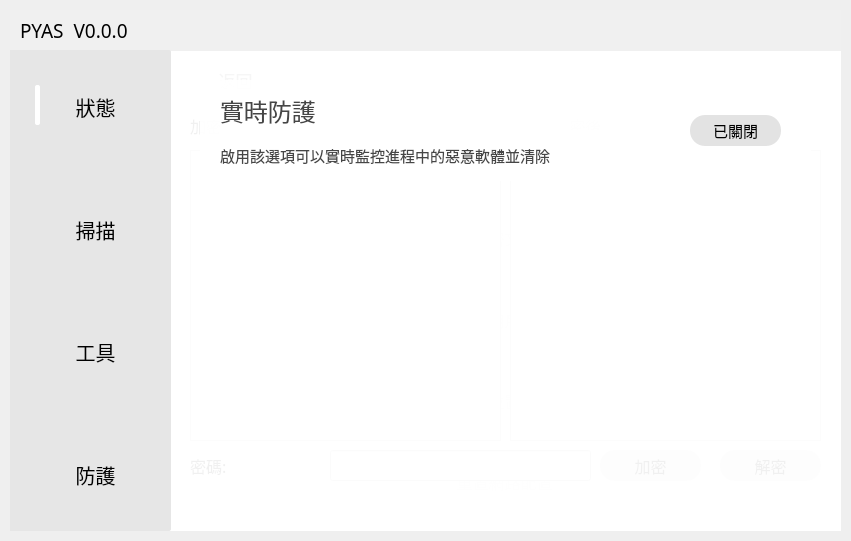
87owo/PYAS, file MainUI.ui: the form before one commit.
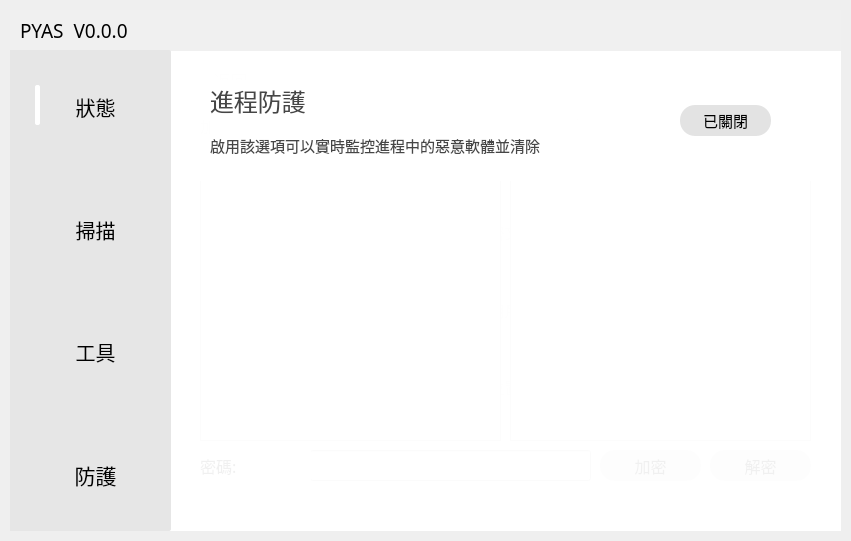
The form after the commit. Icons and pictures are not drawn.

The edit to the form file:
```diff
--- a/MainUI.ui
+++ b/MainUI.ui
@@ -154,7 +154,7 @@
       <widget class="QPushButton" name="Show_Virus_Scan_Progress_Bar_switch_Button">
        <property name="geometry">
         <rect>
-         <x>680</x>
+         <x>660</x>
          <y>30</y>
          <width>91</width>
          <height>31</height>
@@ -349,7 +349,7 @@
          <rect>
           <x>0</x>
           <y>10</y>
-          <width>421</width>
+          <width>431</width>
           <height>81</height>
          </rect>
         </property>
@@ -489,7 +489,7 @@
         <rect>
          <x>390</x>
          <y>0</y>
-         <width>391</width>
+         <width>401</width>
          <height>101</height>
         </rect>
        </property>
@@ -503,7 +503,7 @@
          <rect>
           <x>0</x>
           <y>10</y>
-          <width>381</width>
+          <width>391</width>
           <height>80</height>
          </rect>
         </property>
@@ -620,7 +620,7 @@
        <rect>
         <x>10</x>
         <y>10</y>
-        <width>111</width>
+        <width>101</width>
         <height>41</height>
        </rect>
       </property>
@@ -676,7 +676,7 @@
         <x>19</x>
         <y>59</y>
         <width>631</width>
-        <height>421</height>
+        <height>401</height>
        </rect>
       </property>
       <layout class="QVBoxLayout" name="More_Tools_verticalLayout">
@@ -962,7 +962,7 @@
        <rect>
         <x>10</x>
         <y>10</y>
-        <width>111</width>
+        <width>101</width>
         <height>41</height>
        </rect>
       </property>
@@ -1069,9 +1069,9 @@
      <widget class="QTextEdit" name="Encryption_Text_input">
       <property name="geometry">
        <rect>
-        <x>20</x>
+        <x>30</x>
         <y>100</y>
-        <width>311</width>
+        <width>301</width>
         <height>291</height>
        </rect>
       </property>
@@ -1088,7 +1088,7 @@
        <rect>
         <x>340</x>
         <y>100</y>
-        <width>311</width>
+        <width>301</width>
         <height>291</height>
        </rect>
       </property>
@@ -1103,9 +1103,9 @@
      <widget class="QLineEdit" name="Encryption_Text_Password_input">
       <property name="geometry">
        <rect>
-        <x>160</x>
+        <x>140</x>
         <y>400</y>
-        <width>261</width>
+        <width>281</width>
         <height>31</height>
        </rect>
       </property>
@@ -1122,7 +1122,7 @@
        <rect>
         <x>340</x>
         <y>60</y>
-        <width>311</width>
+        <width>301</width>
         <height>31</height>
        </rect>
       </property>
@@ -1147,9 +1147,9 @@
      <widget class="QLabel" name="Encryption_Text_Password_title">
       <property name="geometry">
        <rect>
-        <x>20</x>
+        <x>30</x>
         <y>400</y>
-        <width>131</width>
+        <width>111</width>
         <height>31</height>
        </rect>
       </property>
@@ -1174,9 +1174,9 @@
      <widget class="QLabel" name="Encryption_Text_title">
       <property name="geometry">
        <rect>
-        <x>20</x>
+        <x>30</x>
         <y>60</y>
-        <width>271</width>
+        <width>301</width>
         <height>31</height>
        </rect>
       </property>
@@ -1201,7 +1201,7 @@
      <widget class="QPushButton" name="Decrypt_Text_Run_Button">
       <property name="geometry">
        <rect>
-        <x>550</x>
+        <x>540</x>
         <y>400</y>
         <width>101</width>
         <height>31</height>
@@ -1275,10 +1275,10 @@
      <widget class="QWidget" name="Real_time_Protection_widget" native="true">
       <property name="geometry">
        <rect>
-        <x>30</x>
-        <y>30</y>
-        <width>611</width>
-        <height>101</height>
+        <x>20</x>
+        <y>20</y>
+        <width>631</width>
+        <height>111</height>
        </rect>
       </property>
       <property name="acceptDrops">
@@ -1310,7 +1310,7 @@
         <string notr="true">color: rgb(70,70,70);</string>
        </property>
        <property name="text">
-        <string>實時防護</string>
+        <string>進程防護</string>
        </property>
        <property name="alignment">
         <set>Qt::AlignLeading|Qt::AlignLeft|Qt::AlignVCenter</set>
@@ -1621,7 +1621,7 @@
          <property name="font">
           <font>
            <family>Microsoft YaHei</family>
-           <pointsize>15</pointsize>
+           <pointsize>16</pointsize>
            <stylestrategy>PreferAntialias</stylestrategy>
           </font>
          </property>
@@ -1757,7 +1757,7 @@
         <x>45</x>
         <y>90</y>
         <width>581</width>
-        <height>71</height>
+        <height>61</height>
        </rect>
       </property>
       <property name="font">
@@ -1867,7 +1867,7 @@
       <property name="geometry">
        <rect>
         <x>45</x>
-        <y>170</y>
+        <y>160</y>
         <width>581</width>
         <height>291</height>
        </rect>
@@ -2090,9 +2090,9 @@
      <widget class="QPushButton" name="Virus_Scan_Solve_Button">
       <property name="geometry">
        <rect>
-        <x>330</x>
+        <x>320</x>
         <y>45</y>
-        <width>141</width>
+        <width>151</width>
         <height>31</height>
        </rect>
       </property>
@@ -2245,9 +2245,9 @@
       <property name="geometry">
        <rect>
         <x>45</x>
-        <y>157</y>
-        <width>581</width>
-        <height>12</height>
+        <y>158</y>
+        <width>591</width>
+        <height>20</height>
        </rect>
       </property>
       <property name="value">
@@ -2280,10 +2280,10 @@
      <widget class="QLabel" name="State_title">
       <property name="geometry">
        <rect>
-        <x>104</x>
-        <y>240</y>
-        <width>461</width>
-        <height>51</height>
+        <x>34</x>
+        <y>230</y>
+        <width>601</width>
+        <height>41</height>
        </rect>
       </property>
       <property name="font">
@@ -2308,10 +2308,10 @@
      <widget class="QLabel" name="State_icon">
       <property name="geometry">
        <rect>
-        <x>265</x>
-        <y>90</y>
-        <width>141</width>
-        <height>131</height>
+        <x>255</x>
+        <y>70</y>
+        <width>161</width>
+        <height>151</height>
        </rect>
       </property>
       <property name="font">
@@ -2334,10 +2334,10 @@
      <widget class="QTextEdit" name="State_output">
       <property name="geometry">
        <rect>
-        <x>105</x>
+        <x>95</x>
         <y>320</y>
-        <width>461</width>
-        <height>121</height>
+        <width>481</width>
+        <height>131</height>
        </rect>
       </property>
       <property name="font">
@@ -2363,9 +2363,9 @@
       <property name="geometry">
        <rect>
         <x>95</x>
-        <y>290</y>
-        <width>61</width>
-        <height>21</height>
+        <y>280</y>
+        <width>481</width>
+        <height>41</height>
        </rect>
       </property>
       <property name="font">
@@ -2384,7 +2384,7 @@
        <string>日誌:</string>
       </property>
       <property name="alignment">
-       <set>Qt::AlignCenter</set>
+       <set>Qt::AlignLeading|Qt::AlignLeft|Qt::AlignVCenter</set>
       </property>
      </widget>
     </widget>
@@ -2412,7 +2412,7 @@
        <rect>
         <x>10</x>
         <y>10</y>
-        <width>111</width>
+        <width>101</width>
         <height>41</height>
        </rect>
       </property>
@@ -2467,7 +2467,7 @@
        <rect>
         <x>30</x>
         <y>200</y>
-        <width>471</width>
+        <width>481</width>
         <height>31</height>
        </rect>
       </property>
@@ -2537,7 +2537,7 @@
        <rect>
         <x>30</x>
         <y>120</y>
-        <width>471</width>
+        <width>481</width>
         <height>31</height>
        </rect>
       </property>
@@ -2551,9 +2551,9 @@
      <widget class="QPushButton" name="Change_Users_Password_Run_Button">
       <property name="geometry">
        <rect>
-        <x>520</x>
-        <y>140</y>
-        <width>91</width>
+        <x>530</x>
+        <y>160</y>
+        <width>101</width>
         <height>31</height>
        </rect>
       </property>
@@ -2627,7 +2627,7 @@
        <rect>
         <x>10</x>
         <y>10</y>
-        <width>111</width>
+        <width>101</width>
         <height>41</height>
        </rect>
       </property>
@@ -2680,10 +2680,10 @@
      <widget class="QTextEdit" name="System_Info_View">
       <property name="geometry">
        <rect>
-        <x>20</x>
+        <x>30</x>
         <y>60</y>
-        <width>631</width>
-        <height>411</height>
+        <width>611</width>
+        <height>391</height>
        </rect>
       </property>
       <property name="font">
@@ -2722,7 +2722,7 @@
        <rect>
         <x>10</x>
         <y>10</y>
-        <width>111</width>
+        <width>101</width>
         <height>41</height>
        </rect>
       </property>
@@ -2778,7 +2778,7 @@
         <x>20</x>
         <y>60</y>
         <width>631</width>
-        <height>421</height>
+        <height>401</height>
        </rect>
       </property>
       <layout class="QVBoxLayout" name="Develop_verticalLayout">
@@ -3064,7 +3064,7 @@
        <rect>
         <x>10</x>
         <y>10</y>
-        <width>111</width>
+        <width>101</width>
         <height>41</height>
        </rect>
       </property>
@@ -3117,7 +3117,7 @@
      <widget class="QPushButton" name="Look_for_File_Run_Button">
       <property name="geometry">
        <rect>
-        <x>550</x>
+        <x>540</x>
         <y>70</y>
         <width>101</width>
         <height>31</height>
@@ -3171,9 +3171,9 @@
      <widget class="QLineEdit" name="Look_for_File_input">
       <property name="geometry">
        <rect>
-        <x>20</x>
+        <x>30</x>
         <y>70</y>
-        <width>521</width>
+        <width>501</width>
         <height>31</height>
        </rect>
       </property>
@@ -3181,10 +3181,10 @@
      <widget class="QTextEdit" name="Look_for_File_output">
       <property name="geometry">
        <rect>
-        <x>20</x>
+        <x>30</x>
         <y>120</y>
-        <width>631</width>
-        <height>351</height>
+        <width>611</width>
+        <height>331</height>
        </rect>
       </property>
      </widget>
@@ -3213,7 +3213,7 @@
        <rect>
         <x>10</x>
         <y>10</y>
-        <width>111</width>
+        <width>101</width>
         <height>41</height>
        </rect>
       </property>
@@ -3269,7 +3269,7 @@
         <x>20</x>
         <y>60</y>
         <width>631</width>
-        <height>81</height>
+        <height>91</height>
        </rect>
       </property>
       <layout class="QVBoxLayout" name="Private_verticalLayout">
@@ -3363,7 +3363,7 @@
        <rect>
         <x>10</x>
         <y>10</y>
-        <width>91</width>
+        <width>101</width>
         <height>41</height>
        </rect>
       </property>
@@ -3416,8 +3416,8 @@
      <widget class="QLabel" name="PYAS_Version">
       <property name="geometry">
        <rect>
-        <x>20</x>
-        <y>60</y>
+        <x>30</x>
+        <y>50</y>
         <width>131</width>
         <height>41</height>
        </rect>
@@ -3444,8 +3444,8 @@
      <widget class="QLabel" name="GUI_Made_title">
       <property name="geometry">
        <rect>
-        <x>20</x>
-        <y>110</y>
+        <x>30</x>
+        <y>100</y>
         <width>131</width>
         <height>41</height>
        </rect>
@@ -3471,9 +3471,9 @@
      <widget class="QLabel" name="GUI_Made_Name">
       <property name="geometry">
        <rect>
-        <x>160</x>
-        <y>110</y>
-        <width>461</width>
+        <x>190</x>
+        <y>100</y>
+        <width>451</width>
         <height>41</height>
        </rect>
       </property>
@@ -3498,8 +3498,8 @@
      <widget class="QLabel" name="Core_Made_title">
       <property name="geometry">
        <rect>
-        <x>20</x>
-        <y>160</y>
+        <x>30</x>
+        <y>140</y>
         <width>131</width>
         <height>41</height>
        </rect>
@@ -3525,9 +3525,9 @@
      <widget class="QLabel" name="Core_Made_Name">
       <property name="geometry">
        <rect>
-        <x>160</x>
-        <y>160</y>
-        <width>461</width>
+        <x>190</x>
+        <y>140</y>
+        <width>451</width>
         <height>41</height>
        </rect>
       </property>
@@ -3552,8 +3552,8 @@
      <widget class="QLabel" name="Testers_title">
       <property name="geometry">
        <rect>
-        <x>20</x>
-        <y>210</y>
+        <x>30</x>
+        <y>180</y>
         <width>131</width>
         <height>41</height>
        </rect>
@@ -3579,9 +3579,9 @@
      <widget class="QLabel" name="Testers_Name">
       <property name="geometry">
        <rect>
-        <x>160</x>
-        <y>210</y>
-        <width>461</width>
+        <x>190</x>
+        <y>180</y>
+        <width>451</width>
         <height>41</height>
        </rect>
       </property>
@@ -3606,9 +3606,9 @@
      <widget class="QLabel" name="PYAS_URL_title">
       <property name="geometry">
        <rect>
-        <x>20</x>
-        <y>260</y>
-        <width>181</width>
+        <x>30</x>
+        <y>220</y>
+        <width>131</width>
         <height>41</height>
        </rect>
       </property>
@@ -3633,9 +3633,9 @@
      <widget class="QLabel" name="PYAS_URL">
       <property name="geometry">
        <rect>
-        <x>160</x>
-        <y>260</y>
-        <width>461</width>
+        <x>190</x>
+        <y>220</y>
+        <width>451</width>
         <height>41</height>
        </rect>
       </property>
@@ -3663,9 +3663,9 @@
      <widget class="QLabel" name="PYAS_CopyRight">
       <property name="geometry">
        <rect>
-        <x>20</x>
-        <y>440</y>
-        <width>621</width>
+        <x>30</x>
+        <y>430</y>
+        <width>611</width>
         <height>41</height>
        </rect>
       </property>
@@ -3690,9 +3690,9 @@
      <widget class="QLabel" name="PYAE_Version">
       <property name="geometry">
        <rect>
-        <x>160</x>
-        <y>60</y>
-        <width>461</width>
+        <x>190</x>
+        <y>50</y>
+        <width>451</width>
         <height>41</height>
        </rect>
       </property>
@@ -3718,10 +3718,10 @@
      <widget class="QTextEdit" name="License_terms">
       <property name="geometry">
        <rect>
-        <x>20</x>
-        <y>350</y>
-        <width>621</width>
-        <height>91</height>
+        <x>30</x>
+        <y>300</y>
+        <width>611</width>
+        <height>131</height>
        </rect>
       </property>
       <property name="styleSheet">
@@ -3734,10 +3734,10 @@
      <widget class="QLabel" name="License_terms_title">
       <property name="geometry">
        <rect>
-        <x>20</x>
-        <y>310</y>
-        <width>211</width>
-        <height>31</height>
+        <x>30</x>
+        <y>260</y>
+        <width>611</width>
+        <height>41</height>
        </rect>
       </property>
       <property name="font">
@@ -3783,7 +3783,7 @@
        <rect>
         <x>10</x>
         <y>10</y>
-        <width>111</width>
+        <width>101</width>
         <height>41</height>
        </rect>
       </property>
@@ -3944,9 +3944,9 @@
      <widget class="QLineEdit" name="Value_Path_input">
       <property name="geometry">
        <rect>
-        <x>210</x>
+        <x>190</x>
         <y>80</y>
-        <width>431</width>
+        <width>441</width>
         <height>31</height>
        </rect>
       </property>
@@ -3961,9 +3961,9 @@
      <widget class="QLineEdit" name="Value_Type_input">
       <property name="geometry">
        <rect>
-        <x>210</x>
+        <x>190</x>
         <y>160</y>
-        <width>431</width>
+        <width>441</width>
         <height>31</height>
        </rect>
       </property>
@@ -3978,9 +3978,9 @@
      <widget class="QLineEdit" name="Value_Name_input">
       <property name="geometry">
        <rect>
-        <x>210</x>
+        <x>190</x>
         <y>120</y>
-        <width>431</width>
+        <width>441</width>
         <height>31</height>
        </rect>
       </property>
@@ -3995,9 +3995,9 @@
      <widget class="QLineEdit" name="Value_Data_input">
       <property name="geometry">
        <rect>
-        <x>210</x>
+        <x>190</x>
         <y>200</y>
-        <width>431</width>
+        <width>441</width>
         <height>31</height>
        </rect>
       </property>
@@ -4093,9 +4093,9 @@
      <widget class="QLineEdit" name="Value_HEKY_input">
       <property name="geometry">
        <rect>
-        <x>210</x>
+        <x>190</x>
         <y>240</y>
-        <width>431</width>
+        <width>441</width>
         <height>31</height>
        </rect>
       </property>
@@ -4359,7 +4359,7 @@
        <rect>
         <x>10</x>
         <y>10</y>
-        <width>111</width>
+        <width>101</width>
         <height>41</height>
        </rect>
       </property>
@@ -4412,10 +4412,10 @@
      <widget class="QListView" name="Process_list">
       <property name="geometry">
        <rect>
-        <x>20</x>
+        <x>30</x>
         <y>60</y>
-        <width>631</width>
-        <height>371</height>
+        <width>611</width>
+        <height>361</height>
        </rect>
       </property>
       <property name="font">
@@ -4481,8 +4481,8 @@
      <widget class="QLabel" name="Process_Total_title">
       <property name="geometry">
        <rect>
-        <x>20</x>
-        <y>435</y>
+        <x>30</x>
+        <y>425</y>
         <width>141</width>
         <height>41</height>
        </rect>
@@ -4508,9 +4508,9 @@
      <widget class="QLineEdit" name="Process_Total_View">
       <property name="geometry">
        <rect>
-        <x>170</x>
-        <y>440</y>
-        <width>481</width>
+        <x>180</x>
+        <y>430</y>
+        <width>461</width>
         <height>31</height>
        </rect>
       </property>
@@ -4551,7 +4551,7 @@
         <x>20</x>
         <y>60</y>
         <width>631</width>
-        <height>421</height>
+        <height>401</height>
        </rect>
       </property>
       <layout class="QVBoxLayout" name="System_verticalLayout">
@@ -4913,7 +4913,7 @@
        <rect>
         <x>10</x>
         <y>10</y>
-        <width>111</width>
+        <width>101</width>
         <height>41</height>
        </rect>
       </property>
@@ -4988,7 +4988,7 @@
        <rect>
         <x>10</x>
         <y>10</y>
-        <width>111</width>
+        <width>101</width>
         <height>41</height>
        </rect>
       </property>
@@ -5041,10 +5041,10 @@
      <widget class="QTextEdit" name="Analyze_EXE_Output">
       <property name="geometry">
        <rect>
-        <x>20</x>
+        <x>30</x>
         <y>60</y>
-        <width>631</width>
-        <height>411</height>
+        <width>611</width>
+        <height>391</height>
        </rect>
       </property>
       <property name="font">
@@ -5083,7 +5083,7 @@
        <rect>
         <x>10</x>
         <y>10</y>
-        <width>111</width>
+        <width>101</width>
         <height>41</height>
        </rect>
       </property>
@@ -5136,9 +5136,9 @@
      <widget class="QLineEdit" name="Customize_CMD_Command_lineEdit">
       <property name="geometry">
        <rect>
-        <x>20</x>
+        <x>30</x>
         <y>70</y>
-        <width>521</width>
+        <width>511</width>
         <height>31</height>
        </rect>
       </property>
@@ -5158,7 +5158,7 @@
        <rect>
         <x>550</x>
         <y>70</y>
-        <width>101</width>
+        <width>91</width>
         <height>31</height>
        </rect>
       </property>
@@ -5210,10 +5210,10 @@
      <widget class="QTextEdit" name="Customize_CMD_Command_output">
       <property name="geometry">
        <rect>
-        <x>20</x>
+        <x>30</x>
         <y>140</y>
-        <width>631</width>
-        <height>321</height>
+        <width>611</width>
+        <height>311</height>
        </rect>
       </property>
       <property name="font">
@@ -5230,9 +5230,9 @@
      <widget class="QLabel" name="Customize_CMD_Command_output_title">
       <property name="geometry">
        <rect>
-        <x>20</x>
+        <x>30</x>
         <y>105</y>
-        <width>631</width>
+        <width>611</width>
         <height>31</height>
        </rect>
       </property>
@@ -5280,7 +5280,7 @@
         <x>20</x>
         <y>60</y>
         <width>631</width>
-        <height>421</height>
+        <height>401</height>
        </rect>
       </property>
       <layout class="QVBoxLayout" name="Tools_verticalLayout">
@@ -5498,7 +5498,7 @@
        <rect>
         <x>10</x>
         <y>10</y>
-        <width>111</width>
+        <width>101</width>
         <height>41</height>
        </rect>
       </property>
```
Left out of the diff: 2 changed lines with no effect on the pictures.
